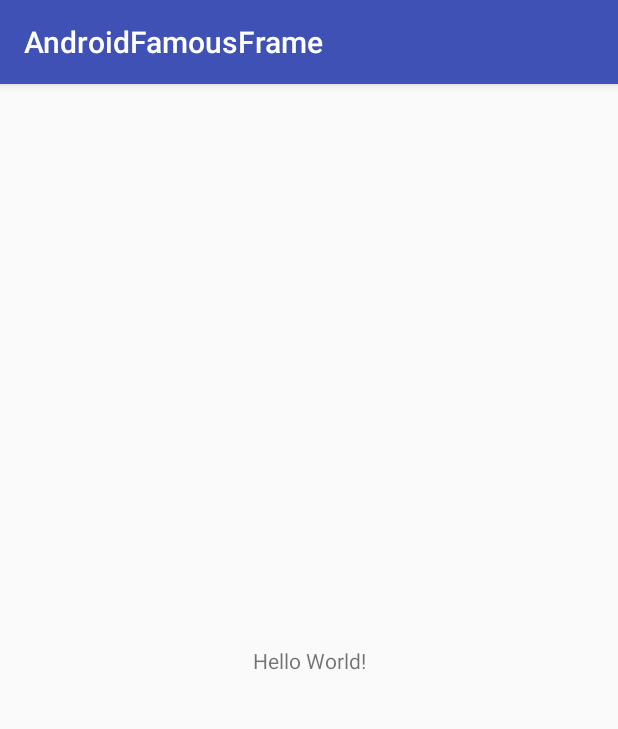
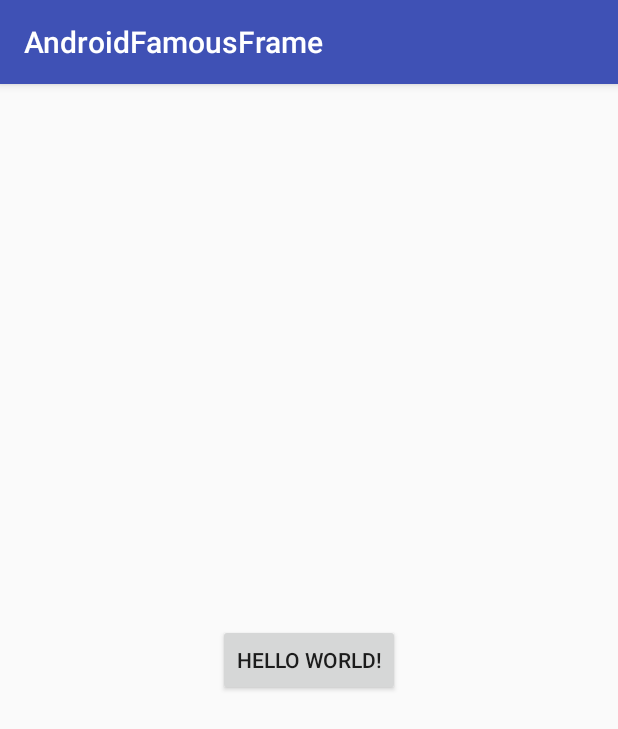
Before and after one commit to gaoleicoding/AndroidFamousSDK, an Android app: the screen it shows after launch (MainActivity before the commit, SampleActivity after it), on a phone screen of 412 x 824 dp. Shown: the top 729 px of the screen. Run offline under Robolectric (Android 15) with nearby library versions, the phone set to English and light mode, and no system bars; our stand-ins replace ButterKnife, Dagger/Hilt's generated code.

Commit message:
简单demo

```diff
--- a/app/src/main/AndroidManifest.xml
+++ b/app/src/main/AndroidManifest.xml
@@ -9,7 +9,7 @@
         android:roundIcon="@mipmap/ic_launcher_round"
         android:supportsRtl="true"
         android:theme="@style/AppTheme">
-        <activity android:name=".MainActivity">
+        <activity android:name=".dagger2.SampleActivity">
             <intent-filter>
                 <action android:name="android.intent.action.MAIN" />
 
--- a/app/src/main/java/com/androidfamousframe/MainActivity.java
+++ /dev/null
@@ -1,13 +0,0 @@
-package com.androidfamousframe;
-
-import android.support.v7.app.AppCompatActivity;
-import android.os.Bundle;
-
-public class MainActivity extends AppCompatActivity {
-
-    @Override
-    protected void onCreate(Bundle savedInstanceState) {
-        super.onCreate(savedInstanceState);
-        setContentView(R.layout.activity_main);
-    }
-}
--- /dev/null
+++ b/app/src/main/java/com/androidfamousframe/dagger2/SampleActivity.java
@@ -0,0 +1,46 @@
+package com.androidfamousframe.dagger2;
+
+import android.support.v7.app.AppCompatActivity;
+import android.os.Bundle;
+import android.view.View;
+import android.widget.Button;
+import android.widget.Toast;
+
+import com.androidfamousframe.R;
+
+import javax.inject.Inject;
+
+import butterknife.BindView;
+import butterknife.ButterKnife;
+import butterknife.OnClick;
+
+public class SampleActivity extends AppCompatActivity {
+
+    @BindView(R.id.btn_01)
+    Button btn01;
+
+    @Inject
+    Student student;
+
+    @Override
+    protected void onCreate(Bundle savedInstanceState) {
+        super.onCreate(savedInstanceState);
+        setContentView(R.layout.activity_sample);
+        ButterKnife.bind(this);
+
+        //新添代码
+       DaggerSampleComponent.builder()
+                .sampleModule(new SampleModule(this))
+                .build()
+                .inject(this);
+    }
+
+    @OnClick(R.id.btn_01)
+    public void onViewClicked(View view) {
+        switch (view.getId()) {
+            case R.id.btn_01:
+                Toast.makeText(this, student.toString(), Toast.LENGTH_SHORT).show();
+                break;
+        }
+    }
+}
--- /dev/null
+++ b/app/src/main/java/com/androidfamousframe/dagger2/SampleModule.java
@@ -0,0 +1,13 @@
+package com.androidfamousframe.dagger2;
+
+import dagger.Module;
+
+@Module
+public class SampleModule {
+
+    private SampleActivity activity;
+
+    public SampleModule(SampleActivity activity) {
+        this.activity = activity;
+    }
+}
--- /dev/null
+++ b/app/src/main/java/com/androidfamousframe/dagger2/Student.java
@@ -0,0 +1,10 @@
+package com.androidfamousframe.dagger2;
+
+import javax.inject.Inject;
+
+public class Student {
+
+    @Inject
+    public Student() {
+    }
+}
--- a/app/src/main/res/layout/activity_main.xml
+++ b/app/src/main/res/layout/activity_sample.xml
@@ -4,9 +4,10 @@
     xmlns:tools="http://schemas.android.com/tools"
     android:layout_width="match_parent"
     android:layout_height="match_parent"
-    tools:context="com.androidfamousframe.MainActivity">
+    tools:context="com.androidfamousframe.dagger2.SampleActivity">
 
-    <TextView
+    <Button
+        android:id="@+id/btn_01"
         android:layout_width="wrap_content"
         android:layout_height="wrap_content"
         android:text="Hello World!"
```
Also changed, not shown: app/build.gradle (+7 -0 lines), app/src/main/java/com/androidfamousframe/dagger2/SampleComponent.java (added, +10 -0 lines).
